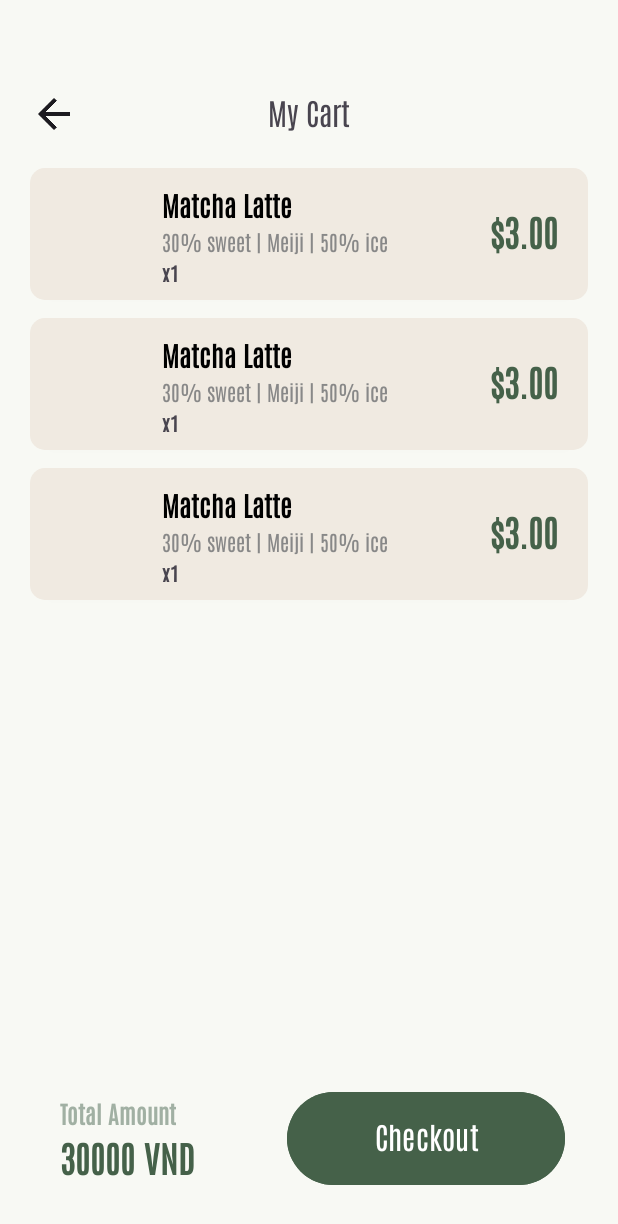
After one commit to hiukaochan/MatchaHouse, an Android app: the layout activity_cart.xml on its own in the app's theme, with its tools: preview values and no code run, on a phone screen of 412 x 824 dp. The commit adds this screen. Shown: the top 1224 px of the screen. Run offline under Robolectric (Android 15) with nearby library versions, the phone set to English and light mode, and no system bars.

Commit message:
Update backend for cart

```diff
--- a/app/src/main/AndroidManifest.xml
+++ b/app/src/main/AndroidManifest.xml
@@ -12,6 +12,12 @@
         android:supportsRtl="true"
         android:theme="@style/Theme.TheCodeCup"
         tools:targetApi="31">
+        <activity
+            android:name=".activity.RedeemActivity"
+            android:exported="false" />
+        <activity
+            android:name=".activity.CartActivity"
+            android:exported="false" />
         <activity
             android:name=".activity.OrderCompleteActivity"
             android:exported="false" />
--- a/app/src/main/java/com/example/thecodecup/activity/MenuActivity.kt
+++ b/app/src/main/java/com/example/thecodecup/activity/MenuActivity.kt
@@ -22,6 +22,12 @@ class MenuActivity : AppCompatActivity() {
         setContentView(R.layout.activity_menu)
 
         val drinkGrid = findViewById<GridLayout>(R.id.drinkGrid)
+
+        val cartIcon = findViewById<ImageView>(R.id.cartIcon)
+        cartIcon.setOnClickListener {
+            val intent = Intent(this, CartActivity::class.java)
+            startActivity(intent)
+        }
 
         for (drink in drinkList) {
             val cardView = layoutInflater.inflate(R.layout.item_card, drinkGrid, false)
--- /dev/null
+++ b/app/src/main/res/layout/activity_cart.xml
@@ -0,0 +1,103 @@
+<?xml version="1.0" encoding="utf-8"?>
+<androidx.constraintlayout.widget.ConstraintLayout xmlns:android="http://schemas.android.com/apk/res/android"
+    xmlns:app="http://schemas.android.com/apk/res-auto"
+    xmlns:tools="http://schemas.android.com/tools"
+    android:id="@+id/main"
+    android:layout_width="match_parent"
+    android:layout_height="match_parent"
+    android:background="#F8F9F4"
+    tools:context=".activity.CartActivity">
+
+    <androidx.constraintlayout.widget.ConstraintLayout
+        android:id="@+id/topnavi"
+        android:layout_width="match_parent"
+        android:layout_height="92dp"
+        app:layout_constraintTop_toTopOf="parent"
+        app:layout_constraintStart_toStartOf="parent"
+        app:layout_constraintEnd_toEndOf="parent">
+
+        <ImageView
+            android:id="@+id/back"
+            android:layout_width="32dp"
+            android:layout_height="32dp"
+            android:layout_marginStart="20dp"
+            android:layout_marginTop="60dp"
+            app:layout_constraintStart_toStartOf="parent"
+            app:layout_constraintTop_toTopOf="parent"
+            app:srcCompat="@drawable/back" />
+
+        <TextView
+            android:id="@+id/titlecart"
+            android:layout_width="wrap_content"
+            android:layout_height="wrap_content"
+            android:fontFamily="@font/antonio"
+            android:text="My Cart"
+            android:textSize="20sp"
+            app:layout_constraintBottom_toBottomOf="@+id/back"
+            app:layout_constraintTop_toTopOf="@+id/back"
+            app:layout_constraintStart_toStartOf="parent"
+            app:layout_constraintEnd_toEndOf="parent"
+            app:layout_constraintHorizontal_bias="0.5" />
+
+    </androidx.constraintlayout.widget.ConstraintLayout>
+
+    <androidx.recyclerview.widget.RecyclerView
+        android:id="@+id/cartRecyclerView"
+        android:layout_width="0dp"
+        android:layout_height="0dp"
+        android:layout_margin="20dp"
+        app:layout_constraintTop_toBottomOf="@id/topnavi"
+        app:layout_constraintBottom_toTopOf="@id/checkoutButton"
+        app:layout_constraintStart_toStartOf="parent"
+        app:layout_constraintEnd_toEndOf="parent"
+        tools:listitem="@layout/item_cart" />
+
+
+    <TextView
+        android:id="@+id/totalAmountText"
+        android:layout_width="0dp"
+        android:layout_height="wrap_content"
+        android:layout_weight="1"
+        android:text="Total Amount"
+        android:fontFamily="@font/antonio"
+        android:textColor="#a1b0a3"
+        android:textSize="16sp"
+        android:textStyle="bold"
+        app:layout_constraintBottom_toBottomOf="parent"
+        app:layout_constraintTop_toTopOf="@+id/checkoutButton"
+        app:layout_constraintStart_toStartOf="parent"
+        android:layout_marginStart="40dp"
+        app:layout_constraintVertical_bias="0.1"
+        />
+
+    <TextView
+        android:id="@+id/totalAmountNum"
+        android:layout_width="0dp"
+        android:layout_height="wrap_content"
+        android:layout_marginTop="0dp"
+        android:layout_weight="1"
+        android:fontFamily="@font/antonio"
+        android:text="30000 VND"
+        android:textColor="@color/darkmatcha"
+        android:textSize="24sp"
+        android:textStyle="bold"
+        app:layout_constraintEnd_toEndOf="parent"
+        app:layout_constraintHorizontal_bias="0.5"
+        app:layout_constraintStart_toStartOf="@+id/totalAmountText"
+        app:layout_constraintTop_toBottomOf="@+id/totalAmountText" />
+
+    <Button
+        android:id="@+id/checkoutButton"
+        android:layout_width="185dp"
+        android:layout_height="70dp"
+        android:layout_marginBottom="30dp"
+        app:layout_constraintBottom_toBottomOf="parent"
+        android:backgroundTint="@color/darkmatcha"
+        android:fontFamily="@font/antonio"
+        android:textSize="20dp"
+        app:layout_constraintEnd_toEndOf="parent"
+        app:layout_constraintHorizontal_bias="0.843"
+        app:layout_constraintStart_toStartOf="parent"
+        android:text="Checkout" />
+
+</androidx.constraintlayout.widget.ConstraintLayout>
--- a/app/src/main/res/layout/activity_order_complete.xml
+++ b/app/src/main/res/layout/activity_order_complete.xml
@@ -5,6 +5,7 @@
     android:id="@+id/main"
     android:layout_width="match_parent"
     android:layout_height="match_parent"
+    android:background = "#F8F9F4"
     tools:context=".activity.OrderCompleteActivity">
 
     <ImageView
--- /dev/null
+++ b/app/src/main/res/layout/item_cart.xml
@@ -0,0 +1,64 @@
+<?xml version="1.0" encoding="utf-8"?>
+<LinearLayout xmlns:android="http://schemas.android.com/apk/res/android"
+    android:layout_width="match_parent"
+    android:layout_height="wrap_content"
+    android:background="@drawable/rounded_yellow"
+    android:orientation="horizontal"
+    android:padding="12dp"
+    android:layout_marginBottom="12dp"
+    android:elevation="2dp">
+
+    <ImageView
+        android:id="@+id/cartImage"
+        android:layout_width="64dp"
+        android:layout_height="64dp"
+        android:scaleType="centerCrop"
+        android:layout_marginEnd="12dp"/>
+
+    <LinearLayout
+        android:layout_width="0dp"
+        android:layout_height="match_parent"
+        android:layout_weight="1"
+        android:orientation="vertical">
+
+        <TextView
+            android:id="@+id/cartDrinkName"
+            android:layout_width="wrap_content"
+            android:layout_height="wrap_content"
+            android:text="Matcha Latte"
+            android:fontFamily= "@font/antonio"
+            android:textStyle="bold"
+            android:textSize="18sp"
+            android:textColor="@android:color/black"/>
+
+        <TextView
+            android:id="@+id/cartDescription"
+            android:layout_width="wrap_content"
+            android:layout_height="wrap_content"
+            android:text="30% sweet | Meiji | 50% ice"
+            android:fontFamily= "@font/antonio"
+            android:textSize="14sp"
+            android:textColor="#888888" />
+
+        <TextView
+            android:id="@+id/cartQuantity"
+            android:layout_width="wrap_content"
+            android:layout_height="wrap_content"
+            android:text="x1"
+            android:fontFamily= "@font/antonio"
+            android:textStyle = "bold"
+            android:textSize="14sp" />
+    </LinearLayout>
+
+    <TextView
+        android:id="@+id/cartTotal"
+        android:layout_width="wrap_content"
+        android:layout_height="match_parent"
+        android:text="$3.00"
+        android:textSize="24sp"
+        android:textColor="@color/darkmatcha"
+        android:fontFamily= "@font/antonio"
+        android:gravity="center_vertical"
+        android:layout_marginEnd="8dp"
+        android:textStyle="bold" />
+</LinearLayout>
--- a/app/src/main/res/values/strings.xml
+++ b/app/src/main/res/values/strings.xml
@@ -1,3 +1,3 @@
 <resources>
-    <string name="app_name">The Code Cup</string>
+    <string name="app_name">MatchaHouse</string>
 </resources>
```
Also changed, not shown: app/src/main/java/com/example/thecodecup/activity/CartActivity.kt (added, +96 -0 lines), app/src/main/java/com/example/thecodecup/activity/DetailActivity.kt (+55 -0 lines), app/src/main/java/com/example/thecodecup/activity/RedeemActivity.kt (added, +21 -0 lines), app/src/main/java/com/example/thecodecup/adapter/CartItemAdapter.kt (added, +49 -0 lines), app/src/main/java/com/example/thecodecup/data/localDB.kt (+61 -0 lines), app/src/main/res/layout/activity_redeem.xml (added, +43 -0 lines).
